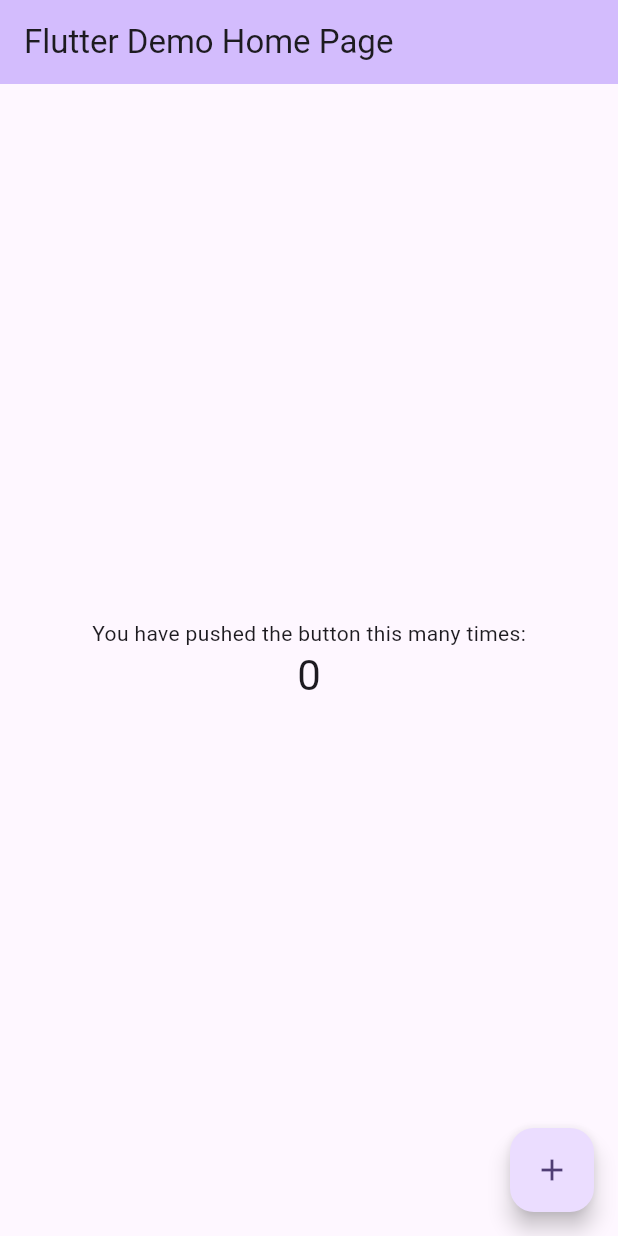
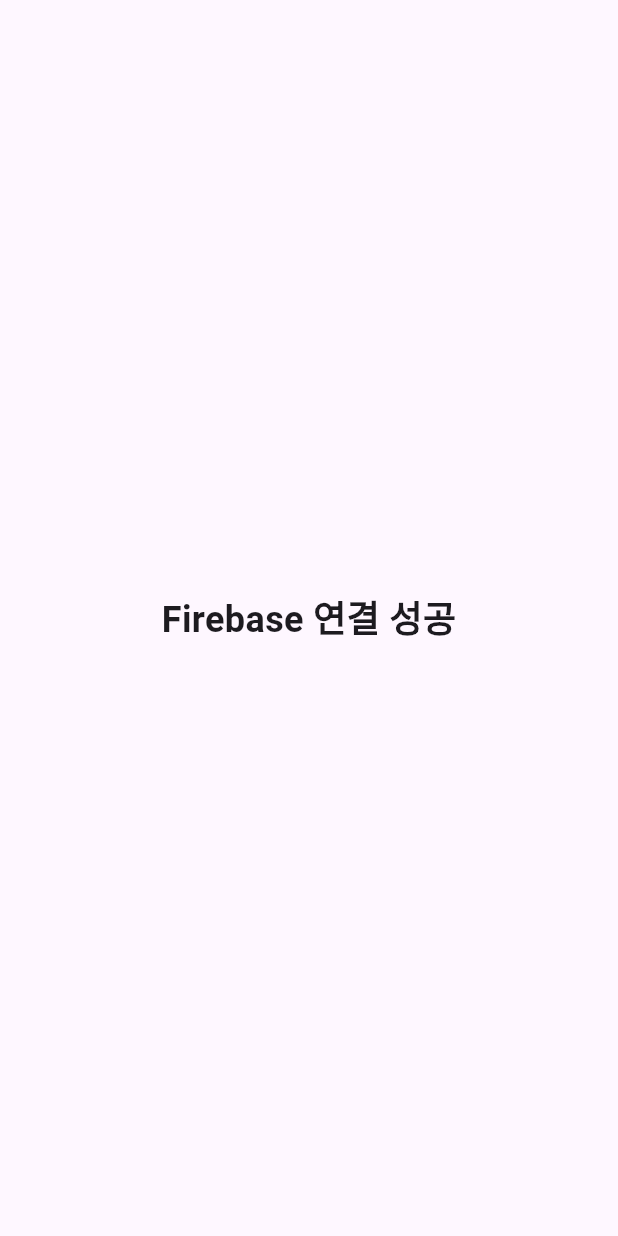
Before and after one commit to aranzeb-lgtm/routine_mate, a Flutter app: the screen it shows after launch, on a phone screen of 412 x 824 dp. Run offline on Flutter 3.47's test engine with Material 3 defaults, Android fonts, the phone set to English and light mode, and no system bars; our stand-ins replace firebase_core; accounts and stored records are empty.

Commit message:
Connect Firebase

```diff
--- a/lib/main.dart
+++ b/lib/main.dart
@@ -1,121 +1,49 @@
 import 'package:flutter/material.dart';
+import 'package:firebase_core/firebase_core.dart';
 
-void main() {
-  runApp(const MyApp());
+import 'firebase_options.dart';
+
+void main() async {
+  WidgetsFlutterBinding.ensureInitialized();
+
+  await Firebase.initializeApp(
+    options: DefaultFirebaseOptions.currentPlatform,
+  );
+
+  runApp(const RoutineMateApp());
 }
 
-class MyApp extends StatelessWidget {
-  const MyApp({super.key});
+class RoutineMateApp extends StatelessWidget {
+  const RoutineMateApp({super.key});
 
-  // This widget is the root of your application.
   @override
   Widget build(BuildContext context) {
     return MaterialApp(
-      title: 'Flutter Demo',
+      title: 'Routine Mate',
+      debugShowCheckedModeBanner: false,
       theme: ThemeData(
-        // This is the theme of your application.
-        //
-        // TRY THIS: Try running your application with "flutter run". You'll see
-        // the application has a purple toolbar. Then, without quitting the app,
-        // try changing the seedColor in the colorScheme below to Colors.green
-        // and then invoke "hot reload" (save your changes or press the "hot
-        // reload" button in a Flutter-supported IDE, or press "r" if you used
-        // the command line to start the app).
-        //
-        // Notice that the counter didn't reset back to zero; the application
-        // state is not lost during the reload. To reset the state, use hot
-        // restart instead.
-        //
-        // This works for code too, not just values: Most code changes can be
-        // tested with just a hot reload.
-        colorScheme: .fromSeed(seedColor: Colors.deepPurple),
+        colorSchemeSeed: Colors.deepPurple,
+        useMaterial3: true,
       ),
-      home: const MyHomePage(title: 'Flutter Demo Home Page'),
+      home: const FirebaseTestScreen(),
     );
   }
 }
 
-class MyHomePage extends StatefulWidget {
-  const MyHomePage({super.key, required this.title});
-
-  // This widget is the home page of your application. It is stateful, meaning
-  // that it has a State object (defined below) that contains fields that affect
-  // how it looks.
-
-  // This class is the configuration for the state. It holds the values (in this
-  // case the title) provided by the parent (in this case the App widget) and
-  // used by the build method of the State. Fields in a Widget subclass are
-  // always marked "final".
-
-  final String title;
-
-  @override
-  State<MyHomePage> createState() => _MyHomePageState();
-}
-
-class _MyHomePageState extends State<MyHomePage> {
-  int _counter = 0;
-
-  void _incrementCounter() {
-    setState(() {
-      // This call to setState tells the Flutter framework that something has
-      // changed in this State, which causes it to rerun the build method below
-      // so that the display can reflect the updated values. If we changed
-      // _counter without calling setState(), then the build method would not be
-      // called again, and so nothing would appear to happen.
-      _counter++;
-    });
-  }
+class FirebaseTestScreen extends StatelessWidget {
+  const FirebaseTestScreen({super.key});
 
   @override
   Widget build(BuildContext context) {
-    // This method is rerun every time setState is called, for instance as done
-    // by the _incrementCounter method above.
-    //
-    // The Flutter framework has been optimized to make rerunning build methods
-    // fast, so that you can just rebuild anything that needs updating rather
-    // than having to individually change instances of widgets.
-    return Scaffold(
-      appBar: AppBar(
-        // TRY THIS: Try changing the color here to a specific color (to
-        // Colors.amber, perhaps?) and trigger a hot reload to see the AppBar
-        // change color while the other colors stay the same.
-        backgroundColor: Theme.of(context).colorScheme.inversePrimary,
-        // Here we take the value from the MyHomePage object that was created by
-        // the App.build method, and use it to set our appbar title.
-        title: Text(widget.title),
-      ),
+    return const Scaffold(
       body: Center(
-        // Center is a layout widget. It takes a single child and positions it
-        // in the middle of the parent.
-        child: Column(
-          // Column is also a layout widget. It takes a list of children and
-          // arranges them vertically. By default, it sizes itself to fit its
-          // children horizontally, and tries to be as tall as its parent.
-          //
-          // Column has various properties to control how it sizes itself and
-          // how it positions its children. Here we use mainAxisAlignment to
-          // center the children vertically; the main axis here is the vertical
-          // axis because Columns are vertical (the cross axis would be
-          // horizontal).
-          //
-          // TRY THIS: Invoke "debug painting" (choose the "Toggle Debug Paint"
-          // action in the IDE, or press "p" in the console), to see the
-          // wireframe for each widget.
-          mainAxisAlignment: .center,
-          children: [
-            const Text('You have pushed the button this many times:'),
-            Text(
-              '$_counter',
-              style: Theme.of(context).textTheme.headlineMedium,
-            ),
-          ],
+        child: Text(
+          'Firebase 연결 성공',
+          style: TextStyle(
+            fontSize: 24,
+            fontWeight: FontWeight.bold,
+          ),
         ),
-      ),
-      floatingActionButton: FloatingActionButton(
-        onPressed: _incrementCounter,
-        tooltip: 'Increment',
-        child: const Icon(Icons.add),
       ),
     );
   }
--- a/pubspec.yaml
+++ b/pubspec.yaml
@@ -34,6 +34,11 @@
   # The following adds the Cupertino Icons font to your application.
   # Use with the CupertinoIcons class for iOS style icons.
   cupertino_icons: ^1.0.8
+  firebase_core: ^4.9.0
+  firebase_auth: ^6.5.1
+  cloud_firestore: ^6.4.1
+  firebase_storage: ^13.4.1
+  firebase_messaging: ^16.2.2
 
 dev_dependencies:
   flutter_test:
```
Also changed, not shown: firebase.json (added), lib/firebase_options.dart (added), pubspec.lock, 6 other files.
